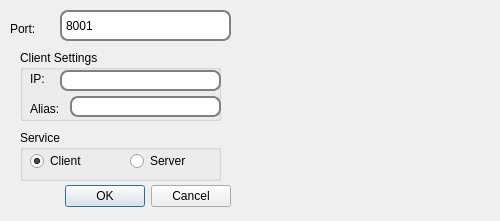
Above: settings.ui from warren80/ChatServer before the change. Below: the same form after it.
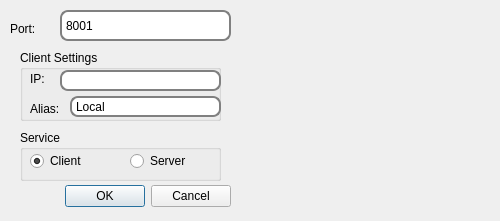
That is the form after the change. Icons and pictures are not drawn.

```diff
--- a/settings.ui
+++ b/settings.ui
@@ -186,6 +186,9 @@
 padding-left: 2px;
 padding-right: 2px;</string>
     </property>
+    <property name="text">
+     <string>Local</string>
+    </property>
    </widget>
   </widget>
   <widget class="QWidget" name="widget" native="true">
```
